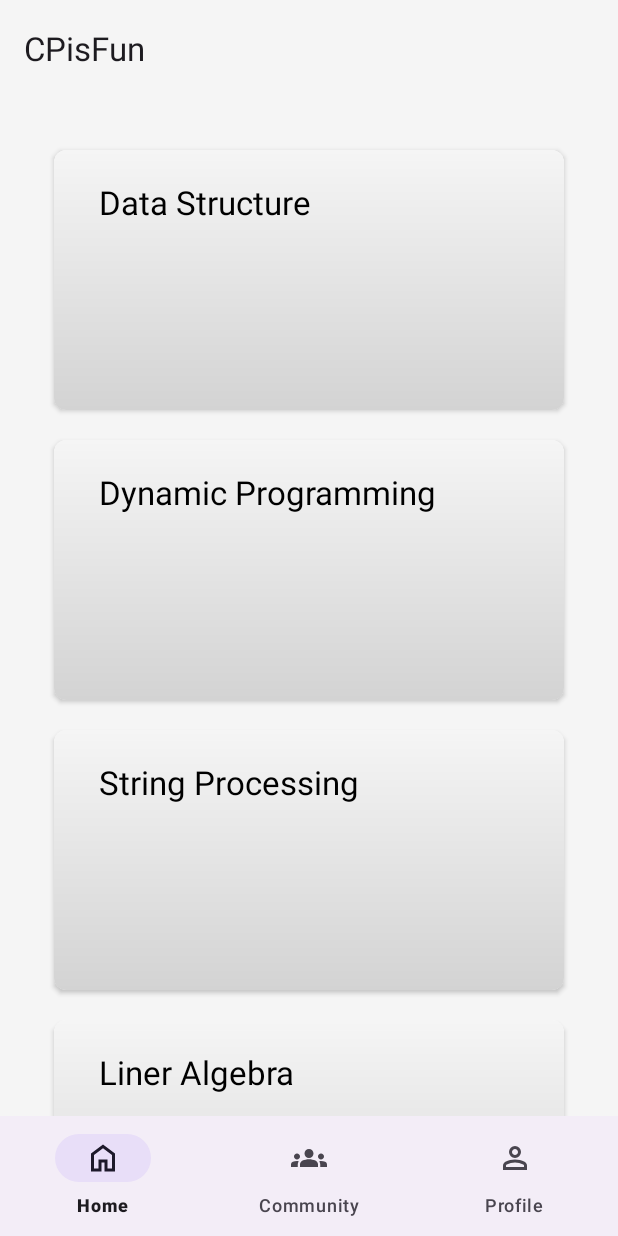
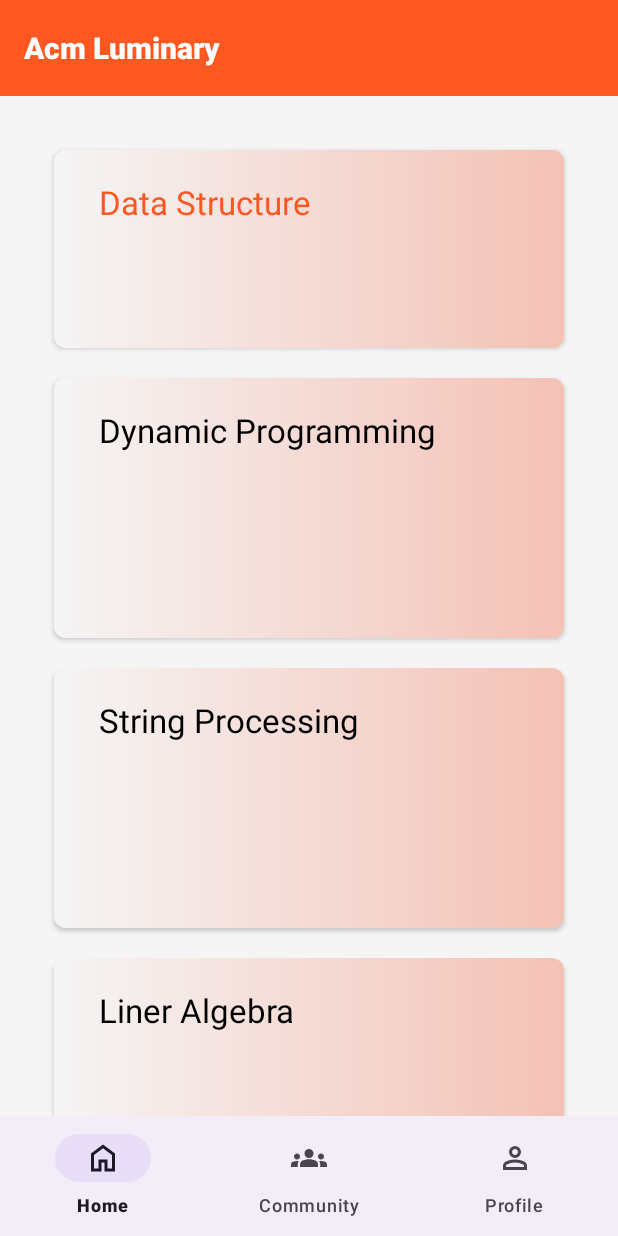
Before and after one commit to nazmulnahid-git/ACM_LU_MINARY, an Android app: the screen it shows after launch once a user with an empty profile is signed in (MainActivity), on a phone screen of 412 x 824 dp. Run offline under Robolectric (Android 15) with nearby library versions, the phone set to English and light mode, and no system bars; our stand-ins replace Firebase (no records; nobody signed in at launch, a user with empty details on screens opened directly).

Commit message:
Designing UI

```diff
--- a/app/src/main/res/drawable/bg.xml
+++ b/app/src/main/res/drawable/bg.xml
@@ -4,9 +4,9 @@
 
     <!-- Gradient background -->
     <gradient
-        android:startColor="#F5F5F5"
-        android:endColor="#D3D3D3"
-        android:angle="270" />
+        android:startColor="#F4C1B5"
+        android:endColor="#F5F5F5"
+        android:angle="180" />
 
     <!-- Adding rounded corners -->
     <corners android:radius="4dp" />
--- a/app/src/main/res/layout/fragment_home.xml
+++ b/app/src/main/res/layout/fragment_home.xml
@@ -11,12 +11,17 @@
         android:layout_height="wrap_content"
         tools:ignore="MissingConstraints">
 
+
         <androidx.appcompat.widget.Toolbar
             android:id="@+id/toolbar"
             android:layout_width="match_parent"
             android:layout_height="?attr/actionBarSize"
-            app:title="CPisFun"
-            android:background="#F5F5F5"/>
+            app:title="Acm Luminary"
+            android:background="#FF5722"
+            android:titleTextColor="@android:color/white"
+            app:titleTextAppearance="@style/ToolbarTitleText"/>
+
+
 
     </com.google.android.material.appbar.AppBarLayout>
     <ScrollView
@@ -37,38 +42,38 @@
 
         <androidx.cardview.widget.CardView
             android:layout_width="match_parent"
-            android:layout_height="173dp"
+            android:layout_height="132dp"
+            android:layout_marginStart="20dp"
             android:layout_marginTop="20dp"
             android:layout_marginEnd="20dp"
-            android:layout_marginStart="20dp"
             app:cardCornerRadius="8dp">
 
             <LinearLayout
                 android:id="@+id/linearLayout1"
-                android:orientation="vertical"
                 android:layout_width="match_parent"
                 android:layout_height="match_parent"
-                android:background="@drawable/bg">
+                android:background="@drawable/bg"
+                android:orientation="vertical">
 
                 <LinearLayout
-                    android:orientation="horizontal"
                     android:layout_width="match_parent"
                     android:layout_height="wrap_content"
                     android:layout_marginStart="30dp"
                     android:layout_marginTop="20dp"
-                    android:layout_marginEnd="30dp">
+                    android:layout_marginEnd="30dp"
+                    android:orientation="horizontal">
 
                     <LinearLayout
-                        android:orientation="vertical"
                         android:layout_width="wrap_content"
-                        android:layout_height="wrap_content">
+                        android:layout_height="wrap_content"
+                        android:orientation="vertical">
 
                         <TextView
                             android:layout_width="wrap_content"
                             android:layout_height="wrap_content"
                             android:text="Data Structure"
-                            android:textSize="22sp"
-                            android:textColor="@color/black" />
+                            android:textColor="#FF5722"
+                            android:textSize="22sp" />
                     </LinearLayout>
 
                     <RelativeLayout
--- a/app/src/main/res/values/themes.xml
+++ b/app/src/main/res/values/themes.xml
@@ -6,4 +6,10 @@
     </style>
 
     <style name="Theme.CpIsFun" parent="Base.Theme.CpIsFun" />
+    <style name="ToolbarTitleText" parent="TextAppearance.Widget.AppCompat.Toolbar.Title">
+        <item name="android:textStyle">bold</item>
+        <item name="android:textColor">#FFFFFF</item> <!-- White color -->
+    </style>
+
+
 </resources>
```
